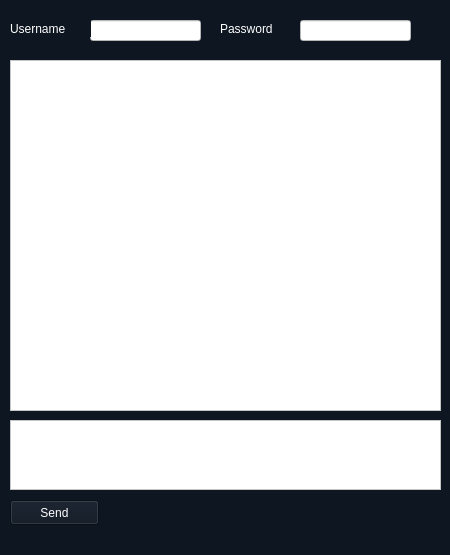
This is desktop/messenger.ui in PopckovS/python_messenger as Qt 5 draws it before an edit. The edited form follows.
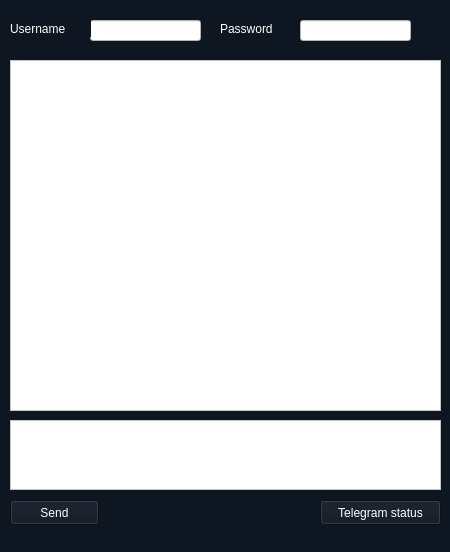
This is the edited form.

Commit message: Добавил методы /getMe для обработки telegram API

Patch:
```diff
--- a/desktop/messenger.ui
+++ b/desktop/messenger.ui
@@ -7,7 +7,7 @@
     <x>0</x>
     <y>0</y>
     <width>450</width>
-    <height>555</height>
+    <height>552</height>
    </rect>
   </property>
   <property name="windowTitle">
@@ -117,6 +117,22 @@
      <string notr="true">background-color: rgb(255, 255, 255);</string>
     </property>
    </widget>
+   <widget class="QPushButton" name="TelegramStatus">
+    <property name="geometry">
+     <rect>
+      <x>320</x>
+      <y>500</y>
+      <width>121</width>
+      <height>25</height>
+     </rect>
+    </property>
+    <property name="styleSheet">
+     <string notr="true">color: rgb(255, 255, 255);</string>
+    </property>
+    <property name="text">
+     <string>Telegram status</string>
+    </property>
+   </widget>
   </widget>
   <widget class="QStatusBar" name="statusbar"/>
  </widget>
```
The commit also changes 7 other files.
